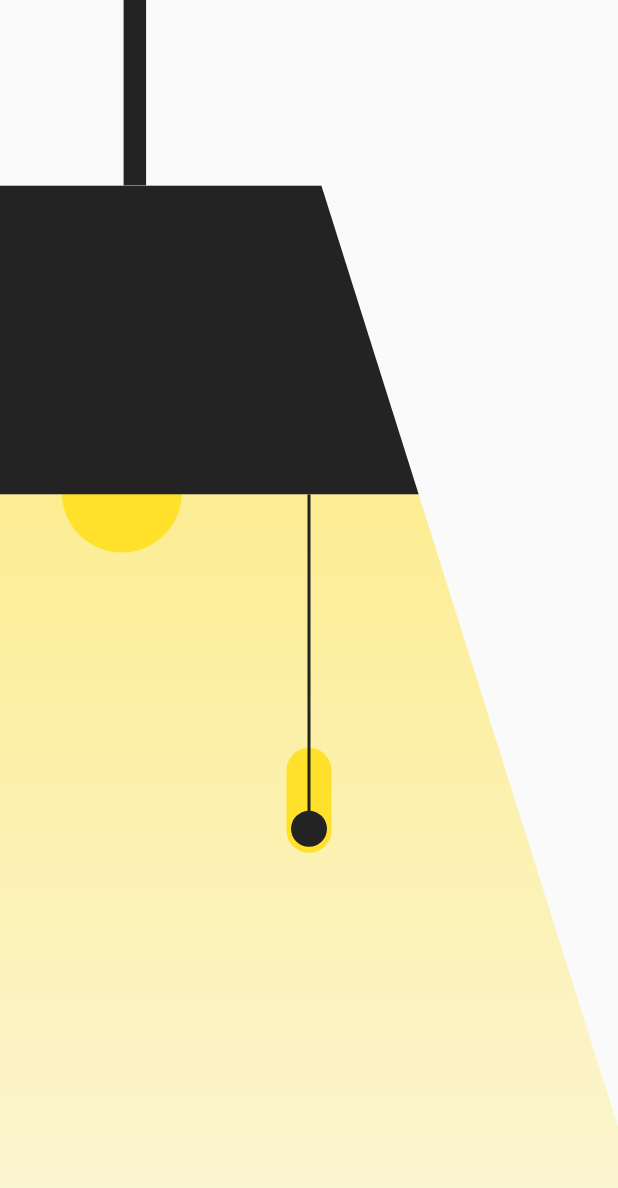
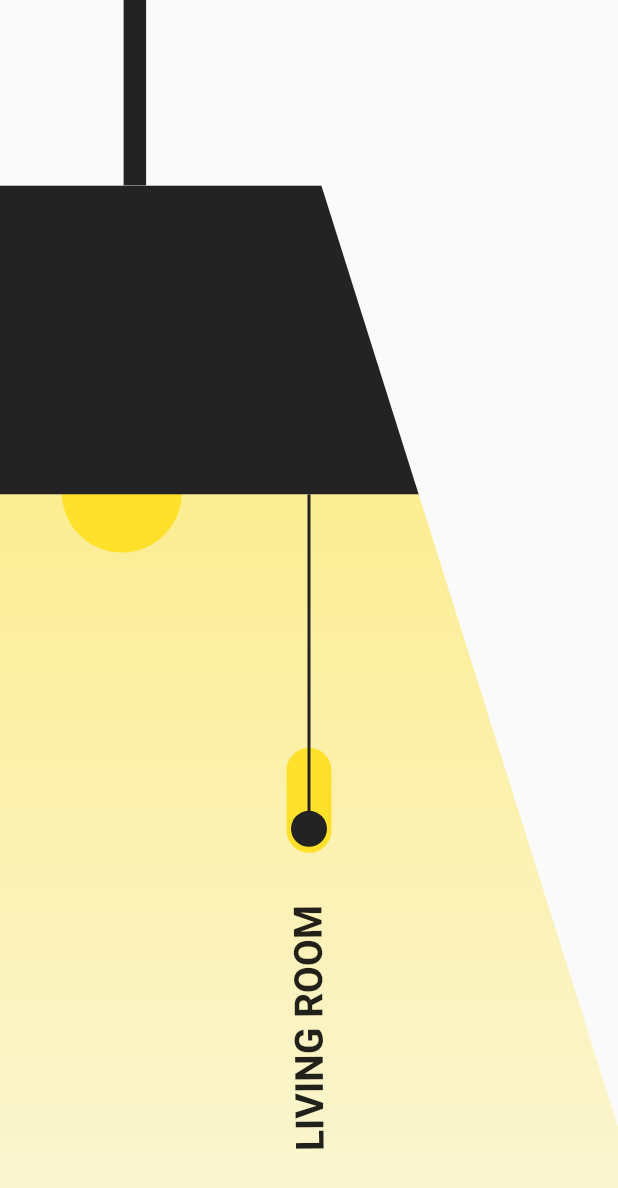
Before and after one commit to Viraj-Tank/nightlamp_flutter, a Flutter app: the screen it shows after launch, on a phone screen of 412 x 824 dp. Shown: the top 1188 px of the screen. Run offline on Flutter 3.47's test engine with Material 2 defaults, Android fonts, the phone set to English and light mode, and no system bars.

Commit message:
- added title

```diff
--- a/lib/screens/living_home_page.dart
+++ b/lib/screens/living_home_page.dart
@@ -2,13 +2,13 @@ import 'package:flutter/material.dart';
 import 'package:nightlamp_flutter/utils/color_constants.dart';
 import 'package:nightlamp_flutter/widget/lamp_hanger_rope.dart';
 import 'package:nightlamp_flutter/widget/lamp_switch.dart';
+import 'package:nightlamp_flutter/widget/room_name.dart';
 
 import '../widget/LEDBulb.dart';
 import '../widget/lamp.dart';
 import '../widget/lamp_switch_rope.dart';
 
 class LivingHomePage extends StatefulWidget {
-
   const LivingHomePage({Key? key}) : super(key: key);
 
   @override
@@ -43,7 +43,7 @@ class _LivingHomePageState extends State<LivingHomePage> {
           ),
           LampSwitch(
             onTap: () {
-              setState((){
+              setState(() {
                 _isSwitchOn = !_isSwitchOn;
               });
             },
@@ -62,9 +62,14 @@ class _LivingHomePageState extends State<LivingHomePage> {
             isSwitchOn: _isSwitchOn,
             animatedDuration: animationDuration,
           ),
+          RoomName(
+            screenWidth: screenWidth,
+            screenHeight: screenHeight,
+            color: darkGray,
+            roomName: 'LIVING ROOM',
+          )
         ],
       ),
     );
   }
-
 }
--- /dev/null
+++ b/lib/widget/room_name.dart
@@ -0,0 +1,26 @@
+import 'package:flutter/material.dart';
+
+class RoomName extends StatelessWidget {
+  final double screenWidth, screenHeight;
+  final Color color;
+  final String roomName;
+
+  const RoomName({Key? key, required this.screenWidth, required this.screenHeight, required this.color, required this.roomName}) : super(key: key);
+
+  @override
+  Widget build(BuildContext context) {
+    return Positioned(
+      bottom: screenHeight * 0.15,
+      width: screenWidth,
+      child: Center(
+        child: Transform.rotate(
+          angle: -1.58,
+          child: Text(
+            roomName,
+            style: const TextStyle(fontWeight: FontWeight.w600, fontSize: 26),
+          ),
+        ),
+      ),
+    );
+  }
+}
```
